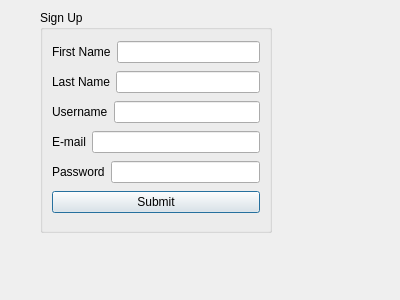
Above: GUI/GUI/signup.ui from r17v1/connect before the change. Below: the same form after it.
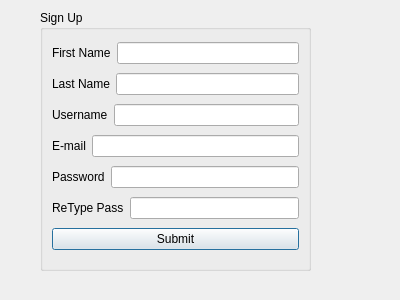
That is the form after the change.

```diff
--- a/GUI/GUI/signup.ui
+++ b/GUI/GUI/signup.ui
@@ -18,8 +18,8 @@
     <rect>
      <x>40</x>
      <y>10</y>
-     <width>232</width>
-     <height>223</height>
+     <width>271</width>
+     <height>261</height>
     </rect>
    </property>
    <property name="title">
@@ -92,7 +92,29 @@
        </widget>
       </item>
       <item>
-       <widget class="QLineEdit" name="lineEdit_password"/>
+       <widget class="QLineEdit" name="lineEdit_password">
+        <property name="echoMode">
+         <enum>QLineEdit::Password</enum>
+        </property>
+       </widget>
+      </item>
+     </layout>
+    </item>
+    <item>
+     <layout class="QHBoxLayout" name="horizontalLayout_6">
+      <item>
+       <widget class="QLabel" name="label_6">
+        <property name="text">
+         <string>ReType Pass</string>
+        </property>
+       </widget>
+      </item>
+      <item>
+       <widget class="QLineEdit" name="lineEdit_retype_pass">
+        <property name="echoMode">
+         <enum>QLineEdit::Password</enum>
+        </property>
+       </widget>
       </item>
      </layout>
     </item>
```
